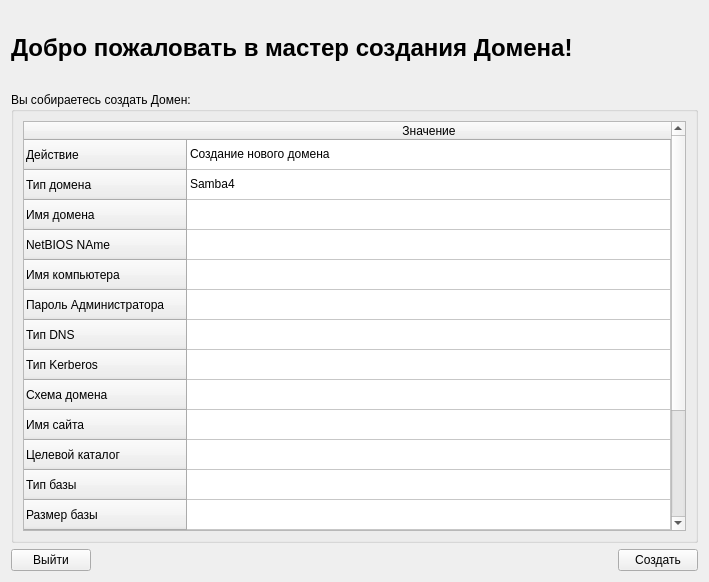
AntProBasealt/domain-manager, file step_0-4.ui: the form before one commit.
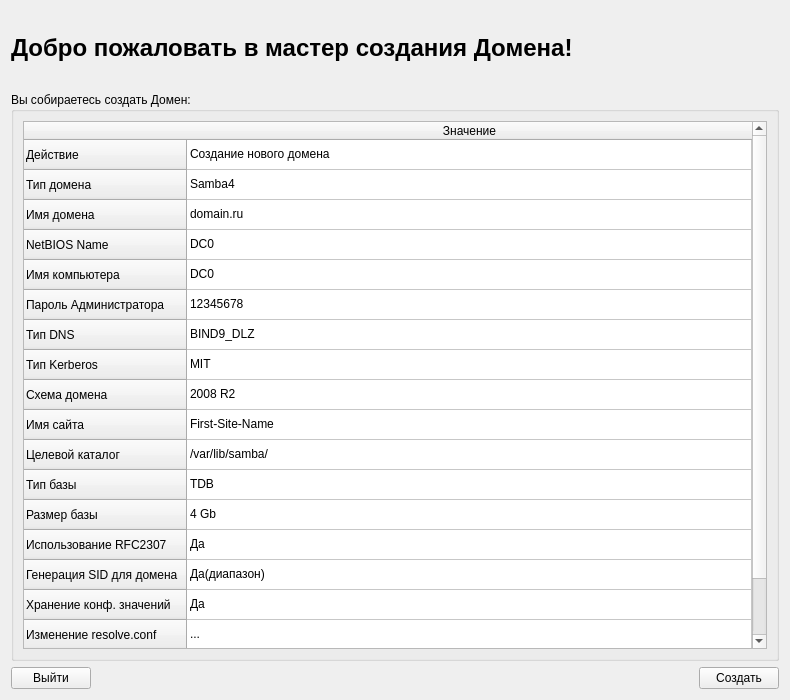
The form after the commit. Icons and pictures are not drawn.

Patch:
```diff
--- a/step_0-4.ui
+++ b/step_0-4.ui
@@ -6,8 +6,8 @@
    <rect>
     <x>0</x>
     <y>0</y>
-    <width>709</width>
-    <height>582</height>
+    <width>790</width>
+    <height>700</height>
    </rect>
   </property>
   <property name="font">
@@ -154,7 +154,7 @@
         </row>
         <row>
          <property name="text">
-          <string>NetBIOS NAme</string>
+          <string>NetBIOS Name</string>
          </property>
         </row>
         <row>
@@ -244,7 +244,82 @@
         </item>
         <item row="2" column="0">
          <property name="text">
-          <string/>
+          <string>domain.ru</string>
+         </property>
+        </item>
+        <item row="3" column="0">
+         <property name="text">
+          <string>DC0</string>
+         </property>
+        </item>
+        <item row="4" column="0">
+         <property name="text">
+          <string>DC0</string>
+         </property>
+        </item>
+        <item row="5" column="0">
+         <property name="text">
+          <string>12345678</string>
+         </property>
+        </item>
+        <item row="6" column="0">
+         <property name="text">
+          <string>BIND9_DLZ</string>
+         </property>
+        </item>
+        <item row="7" column="0">
+         <property name="text">
+          <string>MIT</string>
+         </property>
+        </item>
+        <item row="8" column="0">
+         <property name="text">
+          <string>2008 R2</string>
+         </property>
+        </item>
+        <item row="9" column="0">
+         <property name="text">
+          <string>First-Site-Name</string>
+         </property>
+        </item>
+        <item row="10" column="0">
+         <property name="text">
+          <string>/var/lib/samba/</string>
+         </property>
+        </item>
+        <item row="11" column="0">
+         <property name="text">
+          <string>TDB</string>
+         </property>
+        </item>
+        <item row="12" column="0">
+         <property name="text">
+          <string>4 Gb</string>
+         </property>
+        </item>
+        <item row="13" column="0">
+         <property name="text">
+          <string>Да</string>
+         </property>
+        </item>
+        <item row="14" column="0">
+         <property name="text">
+          <string>Да(диапазон)</string>
+         </property>
+        </item>
+        <item row="15" column="0">
+         <property name="text">
+          <string>Да</string>
+         </property>
+        </item>
+        <item row="16" column="0">
+         <property name="text">
+          <string>...</string>
+         </property>
+        </item>
+        <item row="17" column="0">
+         <property name="text">
+          <string>...</string>
          </property>
         </item>
        </widget>
```
